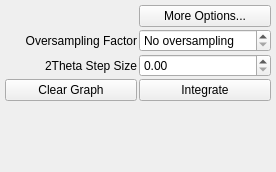
First picture: the form in source/qxrdintegratordialog.ui, repository guyjennings/qxrd, before the edit.
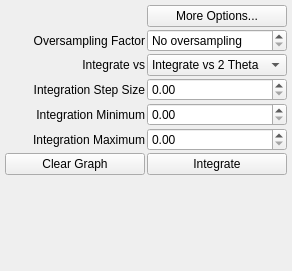
Second picture: the form after the edit. Custom widgets are drawn as their Qt base class.

Commit message: Added support for integration vs Q, TTH and R

```diff
--- a/source/qxrdintegratordialog.ui
+++ b/source/qxrdintegratordialog.ui
@@ -6,8 +6,8 @@
    <rect>
     <x>0</x>
     <y>0</y>
-    <width>276</width>
-    <height>172</height>
+    <width>292</width>
+    <height>271</height>
    </rect>
   </property>
   <property name="windowTitle">
@@ -27,14 +27,14 @@
     <property name="spacing">
      <number>2</number>
     </property>
-    <item row="3" column="1">
+    <item row="6" column="1">
      <widget class="QPushButton" name="m_IntegrateButton">
       <property name="text">
        <string>Integrate</string>
       </property>
      </widget>
     </item>
-    <item row="4" column="0" colspan="2">
+    <item row="7" column="0" colspan="2">
      <spacer name="verticalSpacer">
       <property name="orientation">
        <enum>Qt::Vertical</enum>
@@ -74,14 +74,14 @@
       </property>
      </widget>
     </item>
-    <item row="3" column="0">
+    <item row="6" column="0">
      <widget class="QPushButton" name="m_ClearGraphButton">
       <property name="text">
        <string>Clear Graph</string>
       </property>
      </widget>
     </item>
-    <item row="2" column="1">
+    <item row="3" column="1">
      <widget class="QxrdCenterStepSpinner" name="m_IntegratorStepSize">
       <property name="toolTip">
        <string>2Theta step size for integration
@@ -89,10 +89,10 @@
       </property>
      </widget>
     </item>
-    <item row="2" column="0">
+    <item row="3" column="0">
      <widget class="QLabel" name="label_2">
       <property name="text">
-       <string>2Theta Step Size</string>
+       <string>Integration Step Size</string>
       </property>
       <property name="alignment">
        <set>Qt::AlignRight|Qt::AlignTrailing|Qt::AlignVCenter</set>
@@ -109,6 +109,81 @@
       </property>
      </widget>
     </item>
+    <item row="2" column="0">
+     <widget class="QLabel" name="label_3">
+      <property name="text">
+       <string>Integrate vs</string>
+      </property>
+      <property name="alignment">
+       <set>Qt::AlignRight|Qt::AlignTrailing|Qt::AlignVCenter</set>
+      </property>
+     </widget>
+    </item>
+    <item row="2" column="1">
+     <widget class="QComboBox" name="m_IntegratorXUnits">
+      <property name="toolTip">
+       <string>Choose X units for integration
+property integrator.integrationXUnits</string>
+      </property>
+      <item>
+       <property name="text">
+        <string>Integrate vs 2 Theta</string>
+       </property>
+      </item>
+      <item>
+       <property name="text">
+        <string>Integrate vs Q</string>
+       </property>
+      </item>
+      <item>
+       <property name="text">
+        <string>Integrate vs R</string>
+       </property>
+      </item>
+     </widget>
+    </item>
+    <item row="4" column="0">
+     <widget class="QLabel" name="label_4">
+      <property name="text">
+       <string>Integration Minimum</string>
+      </property>
+      <property name="alignment">
+       <set>Qt::AlignRight|Qt::AlignTrailing|Qt::AlignVCenter</set>
+      </property>
+     </widget>
+    </item>
+    <item row="5" column="0">
+     <widget class="QLabel" name="label_5">
+      <property name="text">
+       <string>Integration Maximum</string>
+      </property>
+      <property name="alignment">
+       <set>Qt::AlignRight|Qt::AlignTrailing|Qt::AlignVCenter</set>
+      </property>
+     </widget>
+    </item>
+    <item row="4" column="1">
+     <widget class="QDoubleSpinBox" name="m_IntegratorMinimum">
+      <property name="toolTip">
+       <string>Start value for integration
+script property integrator.integrationMinimum</string>
+      </property>
+      <property name="maximum">
+       <double>10000.000000000000000</double>
+      </property>
+     </widget>
+    </item>
+    <item row="5" column="1">
+     <widget class="QDoubleSpinBox" name="m_IntegratorMaximum">
+      <property name="toolTip">
+       <string>Ending value for integration range
+script property integrator.integrationMaximum</string>
+      </property>
+      <property name="maximum">
+       <double>10000.000000000000000</double>
+      </property>
+     </widget>
+    </item>
    </layout>
   </widget>
  </widget>
```
Left out of the diff: 2 changed lines with no effect on the pictures. The commit also changes 13 other files.
